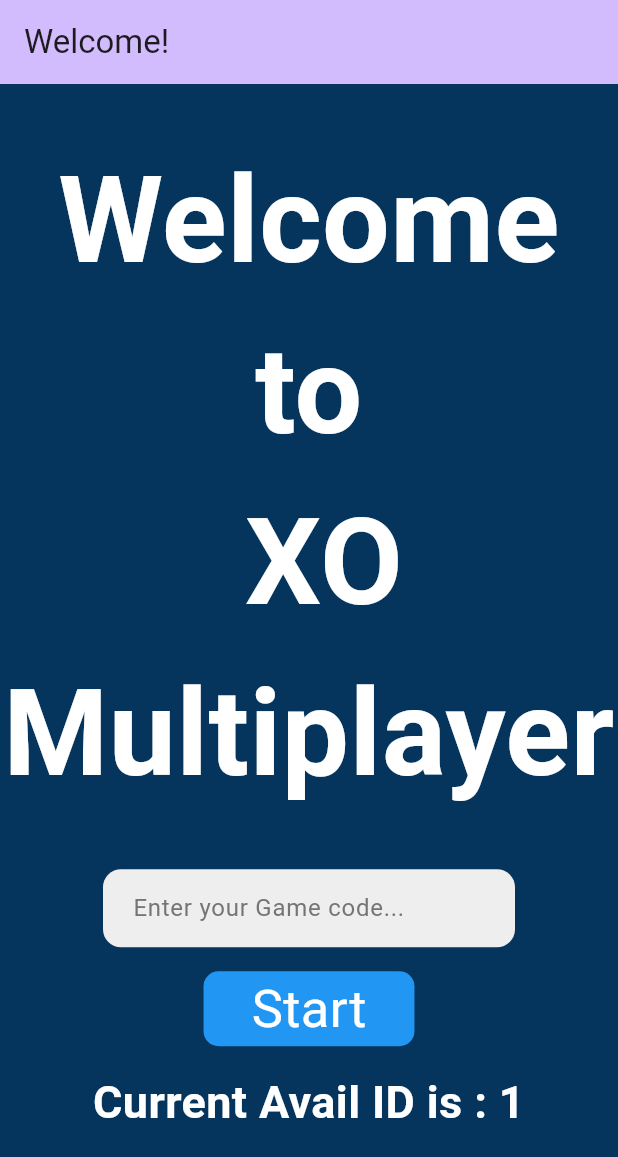
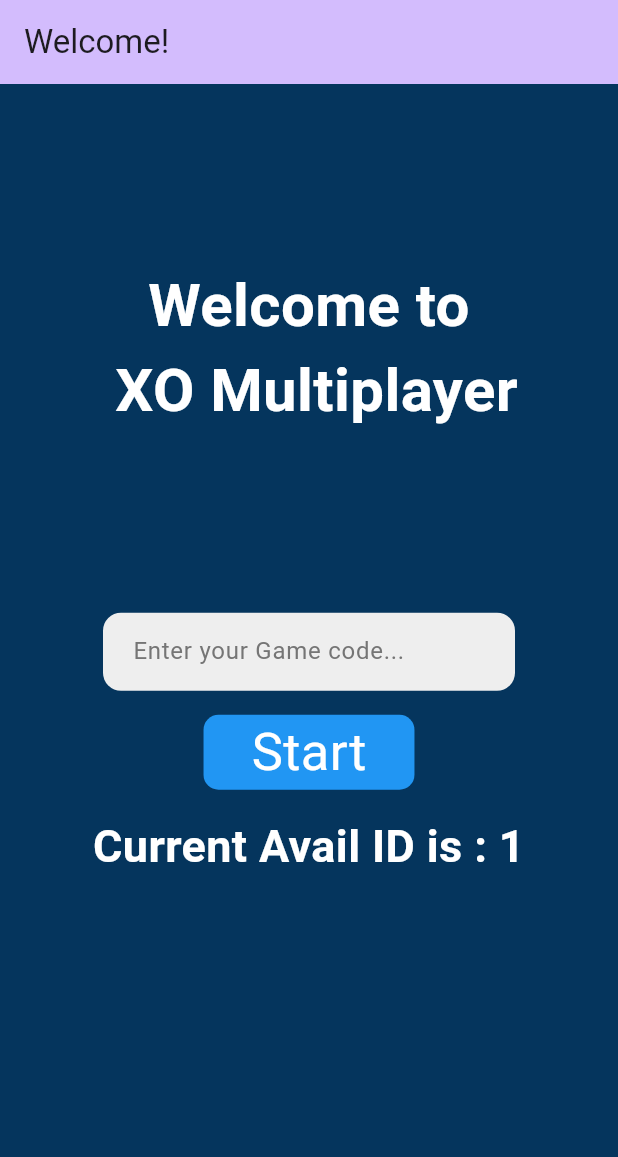
Before and after one commit to hassanwork0/f3t_multiplayer-source_code, a Flutter app: the screen it shows after launch, on a phone screen of 412 x 824 dp. Shown: the top 1157 px of the screen. Run offline on Flutter 3.47's test engine with Material 3 defaults, Android fonts, the phone set to English and light mode, and no system bars; our stand-ins replace cloud_firestore, firebase_core, flutter_bloc; accounts and stored records are empty.

Commit message:
Font fix pre-Alpha 1.1

```diff
--- a/lib/widgets/home_screen.dart
+++ b/lib/widgets/home_screen.dart
@@ -24,7 +24,7 @@ class HomeScreen extends StatelessWidget {
           Text(
             welcomeText(),
             style: TextStyle(
-                fontSize: 80,
+                fontSize: 40,
                 fontWeight: FontWeight.bold,
                 color: AppColor.white),
             textAlign: TextAlign.center,
```
